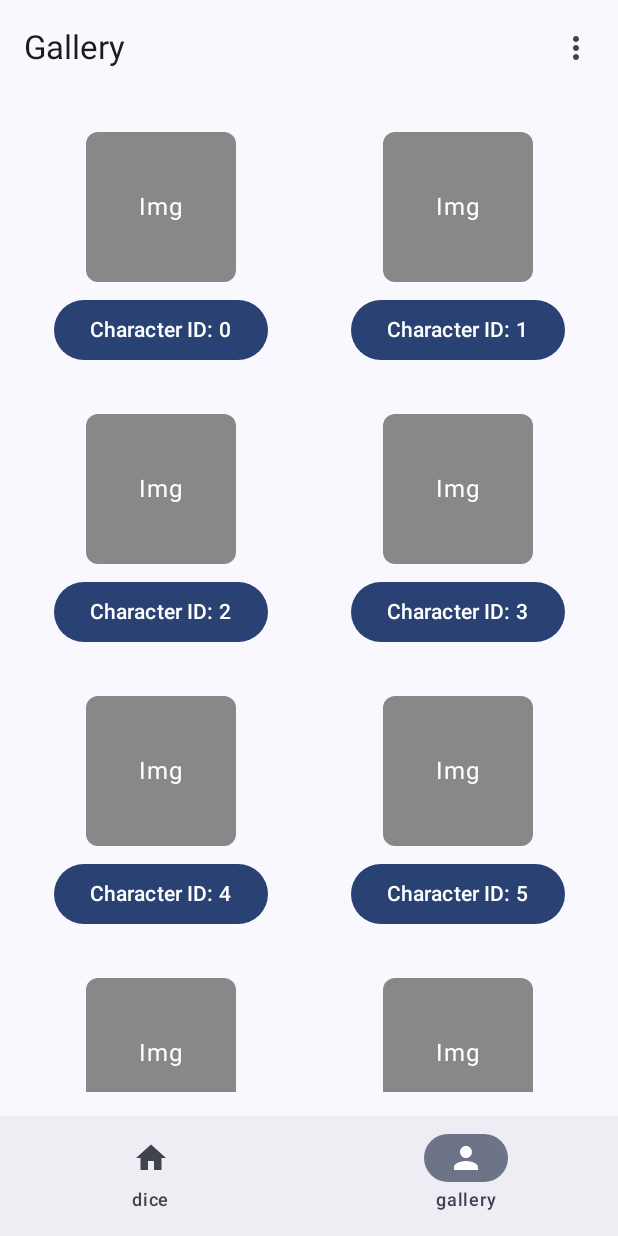
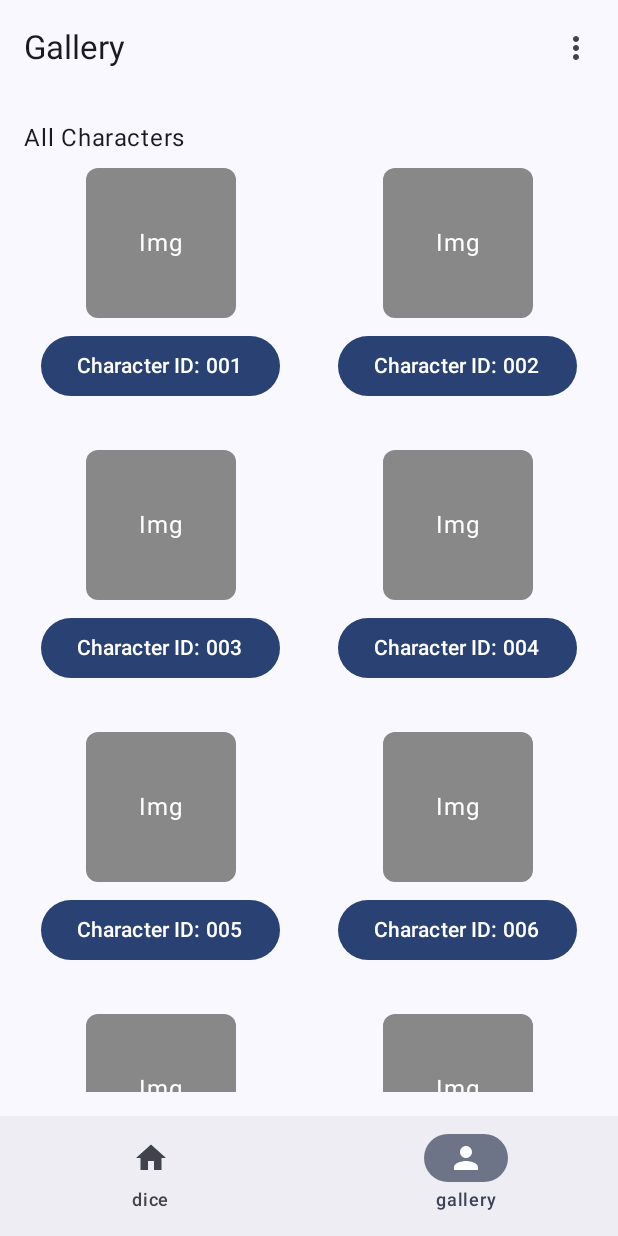
Before and after one commit to Arrtish27/The-Vault-Android, an Android app built with Jetpack Compose: the screen it shows after launch (MainActivity), item 2 of the bottom bar chosen, on a phone screen of 412 x 824 dp. Run offline under Robolectric (Android 15) with nearby library versions, the phone set to English and light mode, and no system bars.

Commit message:
Implemented minor tweaks to help with future development of the character components

```diff
--- a/app/src/main/java/com/arrtish/godemperor/the_vault_android/CharacterGallery.kt
+++ /dev/null
@@ -1,92 +0,0 @@
-package com.arrtish.godemperor.the_vault_android
-
-import android.content.Intent
-import androidx.compose.foundation.background
-import androidx.compose.foundation.layout.Arrangement
-import androidx.compose.foundation.layout.Box
-import androidx.compose.foundation.layout.Column
-import androidx.compose.foundation.layout.fillMaxSize
-import androidx.compose.foundation.layout.fillMaxWidth
-import androidx.compose.foundation.layout.padding
-import androidx.compose.foundation.layout.size
-import androidx.compose.foundation.lazy.grid.GridCells
-import androidx.compose.foundation.lazy.grid.LazyVerticalGrid
-import androidx.compose.foundation.shape.RoundedCornerShape
-import androidx.compose.material3.Button
-import androidx.compose.material3.Text
-import androidx.compose.runtime.Composable
-import androidx.compose.ui.Alignment
-import androidx.compose.ui.Modifier
-import androidx.compose.ui.graphics.Color
-import androidx.compose.ui.platform.LocalContext
-import androidx.compose.ui.unit.dp
-import androidx.navigation.NavController
-
-//class CharacterGalleryActivity : ComponentActivity() {
-//    override fun onCreate(savedInstanceState: Bundle?) {
-//        super.onCreate(savedInstanceState)
-//        enableEdgeToEdge()
-//        setContent {
-//            TheVaultAndroidTheme {
-//                Scaffold(modifier = Modifier.fillMaxSize()) { innerPadding ->
-//                    CharacterGalleryView(
-//                        modifier = Modifier.padding(innerPadding)
-//                    )
-//                }
-//            }
-//        }
-//    }
-//}
-
-@Composable
-fun CharacterGalleryView(
-    modifier: Modifier,
-    navController: NavController,
-) {
-    val context = LocalContext.current
-    val characterIdList = listOf("001", "002", "003", "003", "003", "003", "003", "003", "003")
-    Text(text="All characters")
-
-    LazyVerticalGrid(
-        columns = GridCells.Fixed(2),
-        modifier = modifier
-            .padding(16.dp)
-            .fillMaxSize(),
-        verticalArrangement = Arrangement.spacedBy(16.dp),
-        horizontalArrangement = Arrangement.spacedBy(16.dp)
-    ) {
-        items(characterIdList.size) { characterId ->
-            Column(
-                horizontalAlignment = Alignment.CenterHorizontally,
-                verticalArrangement = Arrangement.Center,
-                modifier = Modifier
-                    .fillMaxWidth()
-                    .padding(8.dp)
-            ) {
-                Box(
-                    modifier = Modifier
-                        .size(100.dp)
-                        .background(Color.Gray, shape = RoundedCornerShape(8.dp))
-                ) {
-                    Text(
-                        text = "Img",
-                        color = Color.White,
-                        modifier = Modifier.align(Alignment.Center)
-                    )
-                }
-
-                Button(
-                    onClick = {
-                        val intent = Intent(context, CharacterStatsActivity::class.java).apply {
-                            putExtra("characterId", characterId)
-                        }
-                        context.startActivity(intent)
-                    },
-                    modifier = Modifier.padding(top = 8.dp)
-                ) {
-                    Text(text = "Character ID: $characterId")
-                }
-            }
-        }
-    }
-}
--- a/app/src/main/java/com/arrtish/godemperor/the_vault_android/CharacterStatsViewModel.kt
+++ /dev/null
@@ -1,4 +0,0 @@
-package com.arrtish.godemperor.the_vault_android
-
-class CharacterStatsViewModel {
-}
--- a/app/src/main/java/com/arrtish/godemperor/the_vault_android/MainActivity.kt
+++ b/app/src/main/java/com/arrtish/godemperor/the_vault_android/MainActivity.kt
@@ -7,11 +7,9 @@ import androidx.activity.compose.setContent
 import androidx.activity.enableEdgeToEdge
 import androidx.compose.foundation.layout.*
 import androidx.compose.material.icons.Icons
-import androidx.compose.material.icons.filled.Email
 import androidx.compose.material.icons.filled.Home
 import androidx.compose.material.icons.filled.MoreVert
 import androidx.compose.material.icons.filled.Person
-import androidx.compose.material3.Button
 import androidx.compose.material3.DropdownMenu
 import androidx.compose.material3.DropdownMenuItem
 import androidx.compose.material3.ExperimentalMaterial3Api
@@ -27,18 +25,15 @@ import androidx.compose.runtime.getValue
 import androidx.compose.runtime.mutableStateOf
 import androidx.compose.runtime.remember
 import androidx.compose.runtime.setValue
-import androidx.compose.ui.Alignment
 import androidx.compose.ui.Modifier
-import androidx.compose.ui.graphics.vector.ImageVector
 import androidx.compose.ui.platform.LocalContext
-import androidx.compose.ui.tooling.preview.Preview
-import androidx.compose.ui.unit.dp
-import androidx.navigation.NavController
 import androidx.navigation.NavHostController
 import androidx.navigation.compose.NavHost
 import androidx.navigation.compose.composable
 import androidx.navigation.compose.currentBackStackEntryAsState
 import androidx.navigation.compose.rememberNavController
+import com.arrtish.godemperor.the_vault_android.characterview.CharacterGalleryView
+import com.arrtish.godemperor.the_vault_android.characterview.CharacterSheetView
 //import com.arrtish.godemperor.the_vault_android.authentication.LoginView
 //import com.arrtish.godemperor.the_vault_android.authentication.SignUpView
 import com.arrtish.godemperor.the_vault_android.diceroller.DiceRoller
@@ -67,6 +62,10 @@ fun AppNavigation(modifier: Modifier, navController: NavHostController) {
 //        composable("signup") { SignUpView(modifier, navController) }
         composable("dice") { DiceRoller(modifier, navController) }
         composable("gallery") { CharacterGalleryView(modifier, navController) }
+        composable("character_stats/{characterId}") { backStackEntry ->
+            val characterId = backStackEntry.arguments?.getString("characterId")
+            CharacterSheetView(characterId,modifier) // Composable for stats screen
+        }
     }
 }
 
--- /dev/null
+++ b/app/src/main/java/com/arrtish/godemperor/the_vault_android/characterview/CharacterGallery.kt
@@ -0,0 +1,75 @@
+package com.arrtish.godemperor.the_vault_android.characterview
+
+import android.content.Intent
+import androidx.compose.foundation.background
+import androidx.compose.foundation.layout.Arrangement
+import androidx.compose.foundation.layout.Box
+import androidx.compose.foundation.layout.Column
+import androidx.compose.foundation.layout.fillMaxSize
+import androidx.compose.foundation.layout.fillMaxWidth
+import androidx.compose.foundation.layout.padding
+import androidx.compose.foundation.layout.size
+import androidx.compose.foundation.lazy.grid.GridCells
+import androidx.compose.foundation.lazy.grid.LazyVerticalGrid
+import androidx.compose.foundation.shape.RoundedCornerShape
+import androidx.compose.material3.Button
+import androidx.compose.material3.Text
+import androidx.compose.runtime.Composable
+import androidx.compose.ui.Alignment
+import androidx.compose.ui.Modifier
+import androidx.compose.ui.graphics.Color
+import androidx.compose.ui.platform.LocalContext
+import androidx.compose.ui.unit.dp
+import androidx.navigation.NavController
+
+@Composable
+fun CharacterGalleryView(
+    modifier: Modifier,
+    navController: NavController,
+) {
+    val characterIdList = listOf("001", "002", "003", "004", "005", "006", "007", "008", "009")
+
+    Column(modifier = modifier.padding(16.dp)) {
+        Text(text = "All Characters")
+
+        LazyVerticalGrid(
+            columns = GridCells.Fixed(2),
+            modifier = Modifier.fillMaxSize(),
+            verticalArrangement = Arrangement.spacedBy(16.dp),
+            horizontalArrangement = Arrangement.spacedBy(16.dp)
+        ) {
+            items(characterIdList.size) { index ->
+                val characterId = characterIdList[index]
+
+                Column(
+                    horizontalAlignment = Alignment.CenterHorizontally,
+                    verticalArrangement = Arrangement.Center,
+                    modifier = Modifier
+                        .fillMaxWidth()
+                        .padding(8.dp)
+                ) {
+                    Box(
+                        modifier = Modifier
+                            .size(100.dp)
+                            .background(Color.Gray, shape = RoundedCornerShape(8.dp))
+                    ) {
+                        Text(
+                            text = "Img",
+                            color = Color.White,
+                            modifier = Modifier.align(Alignment.Center)
+                        )
+                    }
+
+                    Button(
+                        onClick = {
+                            navController.navigate("character_stats/${characterId}")
+                        },
+                        modifier = Modifier.padding(top = 8.dp)
+                    ) {
+                        Text(text = "Character ID: $characterId")
+                    }
+                }
+            }
+        }
+    }
+}
--- a/app/src/main/java/com/arrtish/godemperor/the_vault_android/CharacterStatsTopAppBar.kt
+++ b/app/src/main/java/com/arrtish/godemperor/the_vault_android/characterview/CharacterStatsTopAppBar.kt
@@ -1,7 +1,6 @@
-package com.arrtish.godemperor.the_vault_android
+package com.arrtish.godemperor.the_vault_android.characterview
 
 import androidx.compose.foundation.shape.CutCornerShape
-import androidx.compose.foundation.shape.RoundedCornerShape
 import androidx.compose.material.icons.Icons
 import androidx.compose.material.icons.filled.ArrowBack
 import androidx.compose.runtime.Composable
@@ -12,7 +11,7 @@ import androidx.compose.ui.draw.clip
 import androidx.compose.ui.graphics.Color
 import androidx.compose.ui.tooling.preview.Preview
 import androidx.compose.ui.unit.dp
-import com.arrtish.godemperor.the_vault_android.CharacterStatsTopAppBar
+import com.arrtish.godemperor.the_vault_android.R
 import com.arrtish.godemperor.the_vault_android.ui.theme.TheVaultAndroidTheme
 
 @OptIn(ExperimentalMaterial3Api::class)
--- /dev/null
+++ b/app/src/main/java/com/arrtish/godemperor/the_vault_android/characterview/CharacterStatsViewModel.kt
@@ -0,0 +1,4 @@
+package com.arrtish.godemperor.the_vault_android.characterview
+
+class CharacterStatsViewModel {
+}
```
Also changed, not shown: app/src/main/AndroidManifest.xml (+0 -30 lines), app/src/main/java/com/arrtish/godemperor/the_vault_android/characterview/CharacterDetails.kt (renamed from app/src/main/java/com/arrtish/godemperor/the_vault_android/CharacterStats.kt, +60 -53 lines).
